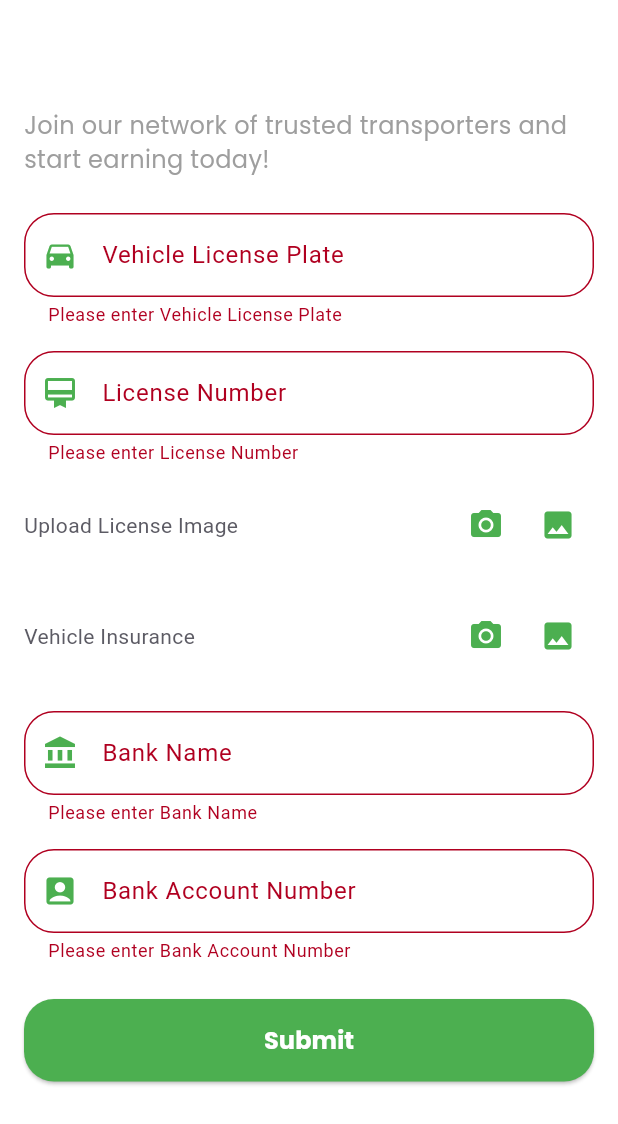
After one commit to Yasindu07/Agri_Mart_UEE, a Flutter app: the FormOrHome screen opened directly, after a tap on "Submit", on a phone screen of 412 x 824 dp. The commit adds this screen. Shown: the top 1124 px of the screen. Run offline on Flutter 3.47's test engine with Material 3 defaults, Android fonts, the phone set to English and light mode, and no system bars; our stand-ins replace cloud_firestore, firebase_auth, firebase_core, firebase_storage, fluttertoast, google_fonts and 2 more; accounts and stored records are empty; network calls fail.

Commit message:
Add transporter ui

```diff
--- /dev/null
+++ b/lib/model/transporter_model.dart
@@ -0,0 +1,26 @@
+import 'package:cloud_firestore/cloud_firestore.dart';
+
+class Transporter {
+  final String id;
+  final String licensePlate;
+  final String licenseNumber;
+  final String licenseImageUrl;
+  final String insuranceImageUrl;
+  final String bankName;
+  final String accountNumber;
+  bool isTransporterDetailsSubmitted = false;
+  final Timestamp timestamp;
+
+  Transporter(
+      {required this.id,
+      required this.licensePlate,
+      required this.licenseNumber,
+      required this.licenseImageUrl,
+      required this.insuranceImageUrl,
+      required this.bankName,
+      required this.accountNumber,
+      required this.isTransporterDetailsSubmitted,
+      required this.timestamp});
+
+  static fromDocumentSnapshot(DocumentSnapshot<Object?> transporterDoc) {}
+}
--- /dev/null
+++ b/lib/screens/transpoter/TransporterForm.dart
@@ -0,0 +1,298 @@
+import 'package:agro_mart/screens/transporter_screen.dart';
+import 'package:agro_mart/services/transporter_services.dart';
+import 'package:cloud_firestore/cloud_firestore.dart';
+import 'package:firebase_auth/firebase_auth.dart';
+import 'package:flutter/material.dart';
+import 'package:google_fonts/google_fonts.dart';
+import 'package:image_picker/image_picker.dart';
+import 'dart:io';
+import 'package:firebase_storage/firebase_storage.dart';
+
+class TransporterFormPage extends StatefulWidget {
+  @override
+  _TransporterFormPageState createState() => _TransporterFormPageState();
+}
+
+class _TransporterFormPageState extends State<TransporterFormPage> {
+  final _formKey = GlobalKey<FormState>();
+  final TextEditingController _licensePlateController = TextEditingController();
+  final TextEditingController _licenseNumberController =
+      TextEditingController();
+  // final TextEditingController _licenseImageController = TextEditingController();
+  // final TextEditingController _insuranceImageController =
+  //     TextEditingController();
+  final TextEditingController _bankNameController = TextEditingController();
+  final TextEditingController _accountNumberController =
+      TextEditingController();
+
+  final TransporterService _transporterService = TransporterService();
+  bool _isLoading = false;
+  // bool _isTransporter = false;
+  File? _licenseImage; // To store picked license image
+  File? _insuranceImage; // To store picked insurance image
+  String? _licenseImageUrl; // To store license image URL after upload
+  String? _insuranceImageUrl; // To store insurance image URL after upload
+
+  final ImagePicker _picker = ImagePicker();
+
+  // Clean up controllers when the widget is disposed
+  @override
+  void dispose() {
+    _licensePlateController.dispose();
+    _licenseNumberController.dispose();
+    // _licenseImageController.dispose();
+    // _insuranceImageController.dispose();
+    _bankNameController.dispose();
+    _accountNumberController.dispose();
+    super.dispose();
+  } // Variable to track if user is a transporter
+
+  // @override
+  // void initState() {
+  //   super.initState();
+  //   _fetchUserRole();
+  // }
+
+  // // Function to fetch user role from Firestore
+  // Future<void> _fetchUserRole() async {
+  //   User? user = FirebaseAuth.instance.currentUser;
+  //   if (user != null) {
+  //     // Fetch user document from Firestore
+  //     DocumentSnapshot userDoc = await FirebaseFirestore.instance
+  //         .collection('users')
+  //         .doc(user.uid)
+  //         .get();
+
+  //     if (userDoc.exists) {
+  //       // Check if the user is a transporter based on their role
+  //       setState(() {
+  //         _isTransporter = userDoc['role'] == 'transporter';
+  //       });
+  //     }
+  //   }
+  // }
+
+  // Function to submit transporter details
+  Future<void> _submitForm() async {
+    if (_formKey.currentState!.validate()) {
+      if (_licenseImage == null || _insuranceImage == null) {
+        ScaffoldMessenger.of(context).showSnackBar(
+          SnackBar(
+              content: Text('Please upload both License and Insurance images')),
+        );
+        return;
+      }
+      // Start loading
+      setState(() {
+        _isLoading = true;
+      });
+
+      try {
+        _licenseImageUrl =
+            await _uploadImageToStorage(_licenseImage!, 'licenseImage');
+        _insuranceImageUrl =
+            await _uploadImageToStorage(_insuranceImage!, 'insuranceImage');
+        // Add transporter details
+        await _transporterService.addTranspoterDetails(
+          _transporterService.user!.uid,
+          _licensePlateController.text.trim(),
+          _licenseNumberController.text.trim(),
+          // _licenseImageController.text.trim(),
+          // _insuranceImageController.text.trim(),
+          _licenseImageUrl!,
+          _insuranceImageUrl!,
+          _bankNameController.text.trim(),
+          _accountNumberController.text.trim(),
+        );
+
+        // On success, navigate to home or show a success message
+        ScaffoldMessenger.of(context).showSnackBar(
+          SnackBar(
+              content: Text('Transporter details submitted successfully!')),
+        );
+
+        // Optional: Navigate to another page like the home screen
+        // Navigator.of(context).pushReplacementNamed('/transporterHome');
+        Navigator.pushReplacement(context,
+            MaterialPageRoute(builder: (context) => TransporterScreen()));
+      } catch (e) {
+        // On error, show error message
+        ScaffoldMessenger.of(context).showSnackBar(
+          SnackBar(content: Text('Error: ${e.toString()}')),
+        );
+      } finally {
+        // Stop loading
+        setState(() {
+          _isLoading = false;
+        });
+      }
+    }
+  }
+
+  // Function to pick image
+  Future<void> _pickImage(ImageSource source, bool isLicenseImage) async {
+    final pickedFile = await _picker.pickImage(source: source);
+    if (pickedFile != null) {
+      setState(() {
+        if (isLicenseImage) {
+          _licenseImage = File(pickedFile.path);
+        } else {
+          _insuranceImage = File(pickedFile.path);
+        }
+      });
+    }
+  }
+
+  // Function to upload image to Firebase Storage
+  Future<String> _uploadImageToStorage(
+      File imageFile, String folderName) async {
+    final storageRef = FirebaseStorage.instance.ref().child(
+        'transporter_images/$folderName/${DateTime.now().millisecondsSinceEpoch}.jpg');
+    await storageRef.putFile(imageFile);
+    return await storageRef.getDownloadURL();
+  }
+
+  @override
+  Widget build(BuildContext context) {
+    return Scaffold(
+      appBar: AppBar(
+        backgroundColor: Colors.white,
+        elevation: 0,
+        automaticallyImplyLeading: false,
+      ),
+      body: Padding(
+        padding: const EdgeInsets.all(16.0),
+        child: SingleChildScrollView(
+          child:
+              Column(crossAxisAlignment: CrossAxisAlignment.start, children: [
+            Text(
+              "Join our network of trusted transporters and start earning today!",
+              style: GoogleFonts.poppins(fontSize: 16, color: Colors.grey),
+            ),
+            const SizedBox(height: 16),
+
+            // Only show the form if the user is a transporter
+
+            Form(
+              key: _formKey,
+              child: Column(
+                children: [
+                  _buildInputField(
+                    controller: _licensePlateController,
+                    label: "Vehicle License Plate",
+                    icon: Icons.directions_car,
+                  ),
+                  _buildInputField(
+                    controller: _licenseNumberController,
+                    label: "License Number",
+                    icon: Icons.card_membership,
+                  ),
+                  _buildUploadField("Upload License Image", true),
+                  _buildUploadField("Vehicle Insurance", false),
+                  _buildInputField(
+                    controller: _bankNameController,
+                    label: "Bank Name",
+                    icon: Icons.account_balance,
+                  ),
+                  _buildInputField(
+                    controller: _accountNumberController,
+                    label: "Bank Account Number",
+                    icon: Icons.account_box,
+                  ),
+                  const SizedBox(height: 16),
+
+                  // Submit Button
+                  SizedBox(
+                    width: double.infinity,
+                    child: ElevatedButton(
+                      onPressed: _submitForm,
+                      style: ElevatedButton.styleFrom(
+                        padding: const EdgeInsets.symmetric(vertical: 16),
+                        shape: RoundedRectangleBorder(
+                          borderRadius: BorderRadius.circular(20),
+                        ),
+                        backgroundColor: Colors.green,
+                      ),
+                      child: Text(
+                        "Submit",
+                        style: GoogleFonts.poppins(
+                          fontSize: 16,
+                          fontWeight: FontWeight.bold,
+                          color: Colors.white,
+                        ),
+                      ),
+                    ),
+                  ),
+                ],
+              ),
+            ),
+          ]),
+        ),
+      ),
+    );
+  }
+
+  // Input Field Widget
+  Widget _buildInputField({
+    required TextEditingController controller,
+    required String label,
+    required IconData icon,
+  }) {
+    return Padding(
+      padding: const EdgeInsets.symmetric(vertical: 8.0),
+      child: TextFormField(
+        controller: controller,
+        decoration: InputDecoration(
+          prefixIcon: Icon(icon, color: Colors.green),
+          labelText: label,
+          border: OutlineInputBorder(
+            borderRadius: BorderRadius.circular(20),
+          ),
+        ),
+        validator: (value) {
+          if (value == null || value.isEmpty) {
+            return "Please enter $label";
+          }
+          return null;
+        },
+      ),
+    );
+  }
+
+  // Upload Field Widget
+  // Upload Field Widget
+  Widget _buildUploadField(String label, bool isLicenseImage) {
+    return Padding(
+      padding: const EdgeInsets.symmetric(vertical: 8.0),
+      child: Column(
+        crossAxisAlignment: CrossAxisAlignment.start,
+        children: [
+          Row(
+            children: [
+              Expanded(
+                child: Text(label),
+              ),
+              IconButton(
+                icon: Icon(Icons.camera_alt, color: Colors.green),
+                onPressed: () => _pickImage(ImageSource.camera, isLicenseImage),
+              ),
+              IconButton(
+                icon: Icon(Icons.image, color: Colors.green),
+                onPressed: () =>
+                    _pickImage(ImageSource.gallery, isLicenseImage),
+              ),
+            ],
+          ),
+          const SizedBox(height: 10),
+          // Display the image once it's picked
+          if (isLicenseImage && _licenseImage != null)
+            Image.file(_licenseImage!,
+                height: 100, width: 100, fit: BoxFit.cover),
+          if (!isLicenseImage && _insuranceImage != null)
+            Image.file(_insuranceImage!,
+                height: 100, width: 100, fit: BoxFit.cover),
+        ],
+      ),
+    );
+  }
+}
--- a/lib/screens/transpoter/TranspoterHome.dart
+++ b/lib/screens/transpoter/TranspoterHome.dart
@@ -16,6 +16,7 @@ class TranspoterHome extends StatelessWidget {
               onPressed: () {},
             ),
           ],
+          automaticallyImplyLeading: false,
           centerTitle: true,
         ),
         body: Padding(
--- a/lib/screens/transpoter/TranspoterOrders.dart
+++ b/lib/screens/transpoter/TranspoterOrders.dart
@@ -1,3 +1,4 @@
+import 'package:agro_mart/screens/transporter_screen.dart';
 import 'package:flutter/material.dart';
 import 'package:google_fonts/google_fonts.dart';
 
@@ -12,7 +13,10 @@ class TranspoterOrder extends StatelessWidget {
         elevation: 0,
         leading: IconButton(
           icon: Icon(Icons.arrow_back, color: Colors.black),
-          onPressed: () {},
+          onPressed: () {
+            Navigator.pushReplacement(context,
+                MaterialPageRoute(builder: (context) => TransporterScreen()));
+          },
         ),
         title: Text(
           "Your deliveries",
--- a/lib/screens/transpoter/TranspoterProfile.dart
+++ b/lib/screens/transpoter/TranspoterProfile.dart
@@ -1,3 +1,4 @@
+import 'package:agro_mart/screens/transporter_screen.dart';
 import 'package:flutter/material.dart';
 import 'package:google_fonts/google_fonts.dart';
 import 'package:agro_mart/services/auth_services.dart';
@@ -20,7 +21,10 @@ class _TranspoterProfileState extends State<TranspoterProfile> {
         elevation: 0,
         leading: IconButton(
           icon: Icon(Icons.arrow_back, color: Colors.black),
-          onPressed: () {},
+          onPressed: () {
+            Navigator.pushReplacement(context,
+                MaterialPageRoute(builder: (context) => TransporterScreen()));
+          },
         ),
         title: Text(
           "My Profile",
--- /dev/null
+++ b/lib/screens/transpoter/formOrHome.dart
@@ -0,0 +1,116 @@
+import 'package:agro_mart/model/transporter_model.dart';
+import 'package:agro_mart/screens/transporter_screen.dart';
+import 'package:agro_mart/screens/transpoter/TransporterForm.dart';
+import 'package:cloud_firestore/cloud_firestore.dart';
+import 'package:firebase_auth/firebase_auth.dart';
+import 'package:flutter/material.dart';
+import 'dart:developer' as devtools;
+
+class FormOrHome extends StatefulWidget {
+  @override
+  _FormOrHomeState createState() => _FormOrHomeState();
+}
+
+class _FormOrHomeState extends State<FormOrHome> {
+  bool? _isTransporterDetailsSubmitted;
+  bool _isLoading = true;
+  Transporter? transporterModel;
+
+  @override
+  void initState() {
+    super.initState();
+    _checkTransporterDetails();
+  }
+
+  // Fetch and check the transporter details from Firestore
+  Future<void> _checkTransporterDetails() async {
+    User? user = FirebaseAuth.instance.currentUser;
+
+    if (user != null) {
+      devtools.log('User UID: ${user.uid}');
+
+      try {
+        // Fetch the user's document from Firestore
+        DocumentSnapshot userDoc = await FirebaseFirestore.instance
+            .collection('users')
+            .doc(user.uid)
+            .get();
+
+        devtools.log('User Document Data: ${userDoc.data().toString()}');
+
+        // Check if the user role is 'transporter'
+        if (userDoc.exists && userDoc['role'] == 'transporter') {
+          // Fetch all documents from the 'transporter' collection
+          QuerySnapshot transporterSnapshot =
+              await FirebaseFirestore.instance.collection('transporter').get();
+
+          devtools
+              .log('Transporter Documents Found: ${transporterSnapshot.size}');
+
+          if (transporterSnapshot.size > 0) {
+            _isTransporterDetailsSubmitted = true;
+          }
+
+          // if (transporterSnapshot.docs.isNotEmpty) {
+          //   // Map each document to a Transporter model and find the specific user
+          //   transporterModel = transporterSnapshot.docs
+          //       .map((doc) => Transporter.fromDocumentSnapshot(doc))
+          //       .firstWhere((transporter) => transporter.id == user.uid,
+          //           orElse: () => null);
+
+          //   if (transporterSnapshot.size > 0) {
+          //     _isTransporterDetailsSubmitted = true;
+          //   }
+
+          //   if (transporterModel != null) {
+          //     devtools.log(
+          //         'Transporter Document Exists: ${transporterModel.toString()}');
+
+          //     setState(() {
+          //       _isTransporterDetailsSubmitted = true;
+          //     });
+          //     devtools.log('$_isTransporterDetailsSubmitted');
+
+          //     devtools.log(
+          //         'Transporter Model Detail: ${transporterModel.toString()}');
+          //   } else {
+          //     devtools
+          //         .log('No Transporter details found for user: ${user.uid}');
+          //   }
+          // } else {
+          //   devtools.log('No transporter documents found.');
+          // }
+        } else {
+          devtools.log(
+              'User is not a transporter or user document does not exist.');
+        }
+      } catch (e) {
+        devtools.log('Error fetching transporter details: $e');
+      }
+    } else {
+      devtools.log('User is null.');
+    }
+
+    setState(() {
+      _isLoading = false;
+    });
+  }
+
+  @override
+  Widget build(BuildContext context) {
+    if (_isLoading) {
+      return Scaffold(
+        body: Center(child: CircularProgressIndicator()),
+      );
+    }
+
+    // If transporter details are already submitted, navigate to the Transporter Home Page
+    if (_isTransporterDetailsSubmitted == true) {
+      return TransporterScreen(); // Transporter home page widget
+    } else {
+      return TransporterFormPage();
+    }
+
+    // Otherwise, show the form to submit transporter details
+  }
+}
--- /dev/null
+++ b/lib/services/transporter_services.dart
@@ -0,0 +1,30 @@
+import 'package:cloud_firestore/cloud_firestore.dart';
+import 'package:firebase_auth/firebase_auth.dart';
+
+class TransporterService {
+  final CollectionReference transporterCollection =
+      FirebaseFirestore.instance.collection('transporter');
+
+  User? user = FirebaseAuth.instance.currentUser;
+
+  Future<DocumentReference> addTranspoterDetails(
+      String id,
+      String licensePlate,
+      String licenseNumber,
+      String licenseImageUrl,
+      String insuranceImageUrl,
+      String bankName,
+      String accountNumber) async {
+    return await transporterCollection.add({
+      'id': user!.uid,
+      'licensePlate': licensePlate,
+      'licenseNumber': licenseNumber,
+      'licenseImageUrl': licenseImageUrl,
+      'insuranceImageUrl': insuranceImageUrl,
+      'bankName': bankName,
+      'accountNumber': accountNumber,
+      'isTransporterDetailsSubmitted': true,
+      'createdAt': FieldValue.serverTimestamp(),
+    });
+  }
+}
--- a/lib/widgets/auth_wrapper.dart
+++ b/lib/widgets/auth_wrapper.dart
@@ -2,6 +2,7 @@ import 'package:agro_mart/screens/admin_screen.dart';
 import 'package:agro_mart/screens/farmer/farmer_screen.dart';
 import 'package:agro_mart/screens/signup_screen.dart';
 import 'package:agro_mart/screens/transporter_screen.dart';
+import 'package:agro_mart/screens/transpoter/formOrHome.dart';
 import 'package:agro_mart/screens/user_Screen.dart';
 import 'package:cloud_firestore/cloud_firestore.dart';
 import 'package:firebase_auth/firebase_auth.dart';
@@ -30,7 +31,7 @@ class AuthWrapper extends StatelessWidget {
                     case 'farmer':
                       return FarmerScreen();
                     case 'transporter':
-                      return TransporterScreen();
+                      return FormOrHome();
                     case 'user':
                       return UserScreen();
                     default:
--- a/pubspec.yaml
+++ b/pubspec.yaml
@@ -41,6 +41,8 @@ dependencies:
   # Use with the CupertinoIcons class for iOS style icons.
   cupertino_icons: ^1.0.8
   google_fonts: ^6.2.1
+  image_picker: ^1.1.2
+  firebase_storage: ^12.2.0
 
 dev_dependencies:
   flutter_test:
```
Also changed, not shown: 2 other files.
